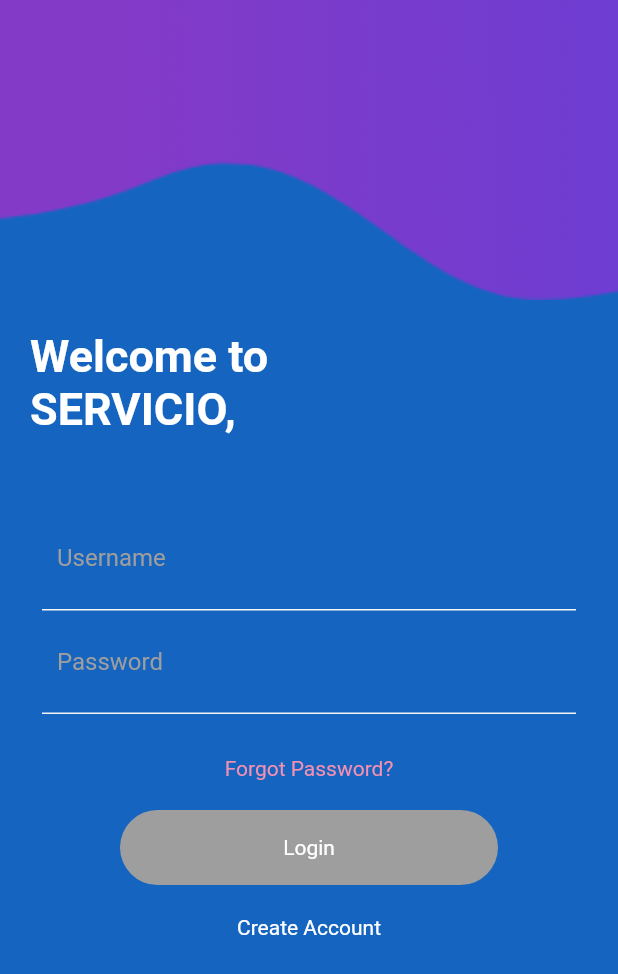
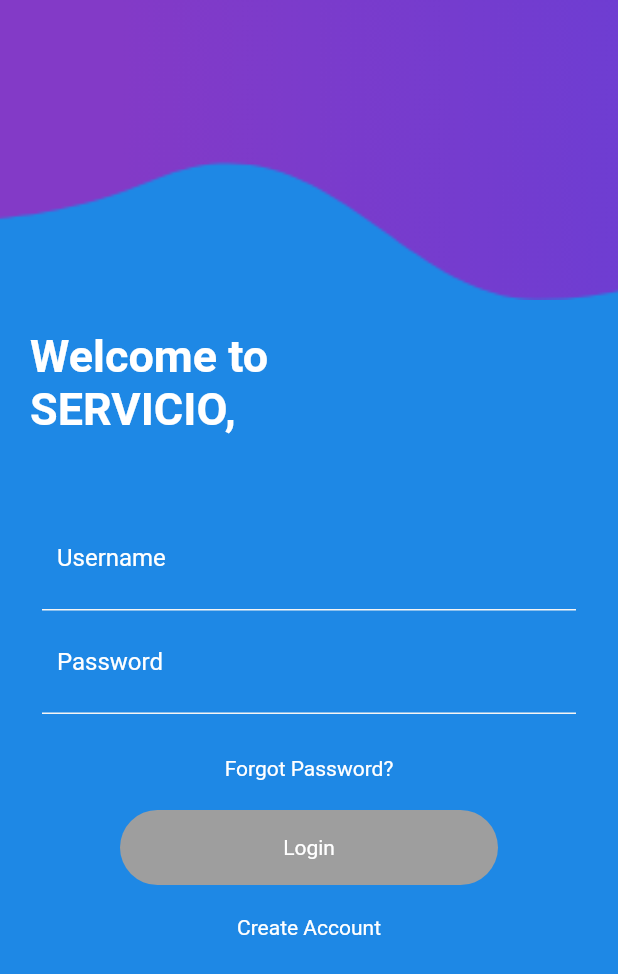
Before and after one commit to nisaldesilva7/Servicio-MobileApp, a Flutter app: the HomePage screen opened directly, on a phone screen of 412 x 824 dp. Shown: the top 974 px of the screen. Run offline on Flutter 3.47's test engine with Material 2 defaults, Android fonts, the phone set to English and light mode, and no system bars; our stand-ins replace cloud_firestore, firebase_auth, flutter_spinkit, simple_animations; accounts and stored records are empty.

Commit message:
login page ui

```diff
--- a/lib/main.dart
+++ b/lib/main.dart
@@ -13,8 +13,8 @@ class MyApp extends StatelessWidget {
     return StreamProvider<User>.value(
       value: AuthServices().user,
         child: MaterialApp(
-        home: Wrapper(),
-//        home: HomePage(),
+//      home: Wrapper(),
+        home: HomePage(),
 
       ),
     );
--- a/lib/testing/logUI.dart
+++ b/lib/testing/logUI.dart
@@ -11,7 +11,7 @@ class _HomePageState extends State<HomePage> {
   Widget build(BuildContext context) {
     return Scaffold(
       resizeToAvoidBottomInset: false,
-      backgroundColor: Colors.blue[800],
+      backgroundColor: Colors.blue[600],
       body: Column(
         crossAxisAlignment: CrossAxisAlignment.start,
         children: <Widget>[
@@ -79,7 +79,7 @@ class _HomePageState extends State<HomePage> {
                             decoration: InputDecoration(
                               border: InputBorder.none,
                               hintText: "Username",
-                              hintStyle: TextStyle(color: Colors.grey),
+                              hintStyle: TextStyle(color: Colors.white),
                             ),
                           ),
                         ),
@@ -96,7 +96,7 @@ class _HomePageState extends State<HomePage> {
                             decoration: InputDecoration(
                                 border: InputBorder.none,
                                 hintText: "Password",
-                                hintStyle: TextStyle(color: Colors.grey)),
+                                hintStyle: TextStyle(color: Colors.white)),
                           ),
                         )
                       ],
@@ -112,7 +112,7 @@ class _HomePageState extends State<HomePage> {
                     Text(
                       "Forgot Password?",
                       style: TextStyle(
-                        color: Colors.pink[200],
+                        color: Colors.white,
                       ),
                     ),
                   ),
```
Also changed, not shown: 1 other file.
